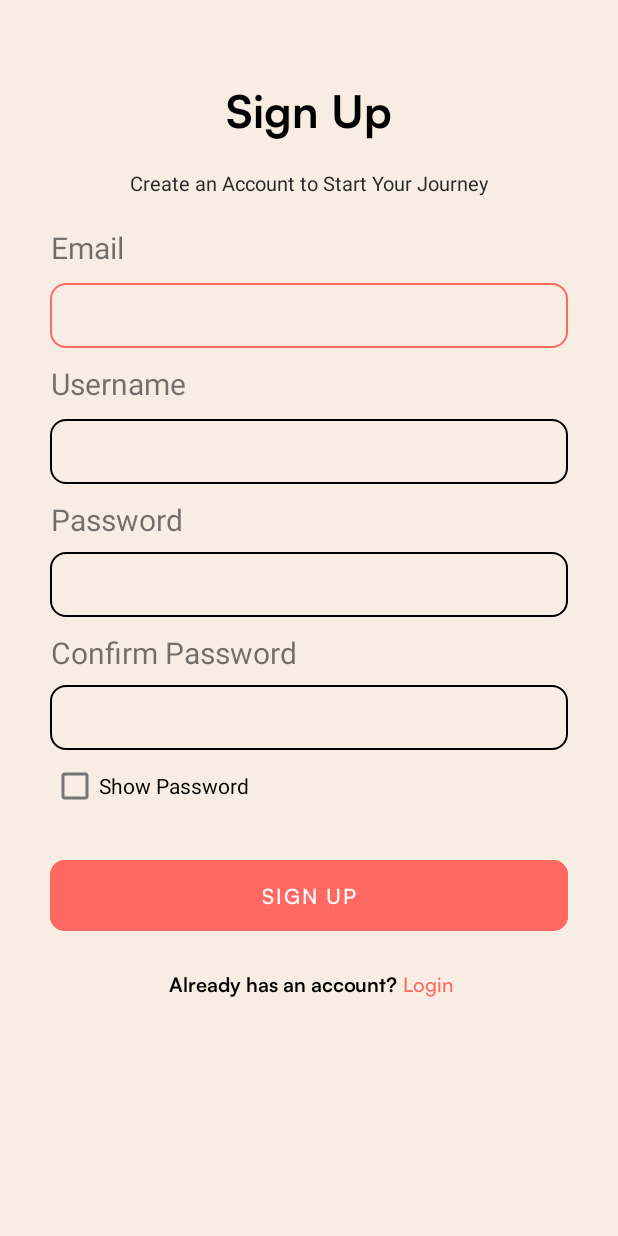
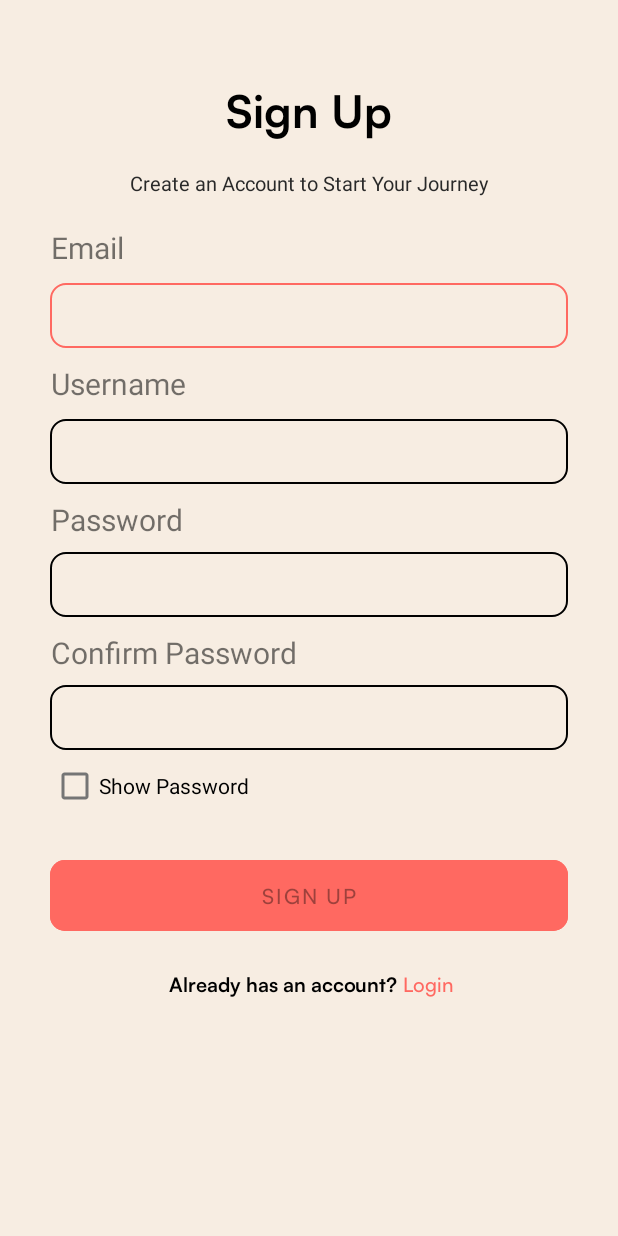
Before and after one commit to LeonAlvarezz/Rendezvous, an Android app: the Register screen opened directly, with no data from a screen before it, on a phone screen of 412 x 824 dp. Run offline under Robolectric (Android 15) with nearby library versions, the phone set to English and light mode, and no system bars.

Commit message:
Make the Login and Register

```diff
--- a/app/build.gradle
+++ b/app/build.gradle
@@ -37,5 +37,9 @@ dependencies {
     testImplementation 'junit:junit:4.13.2'
     androidTestImplementation 'androidx.test.ext:junit:1.1.5'
     androidTestImplementation 'androidx.test.espresso:espresso-core:3.5.1'
+    implementation 'com.squareup.retrofit2:retrofit:2.7.2'
+    implementation 'com.squareup.retrofit2:converter-gson:2.7.2'
+    implementation 'com.squareup.okhttp3:okhttp:3.6.0'
+    implementation "org.java-websocket:Java-WebSocket:1.3.0"
 
 }
--- a/app/src/main/AndroidManifest.xml
+++ b/app/src/main/AndroidManifest.xml
@@ -1,7 +1,7 @@
 <?xml version="1.0" encoding="utf-8"?>
 <manifest xmlns:android="http://schemas.android.com/apk/res/android"
     xmlns:tools="http://schemas.android.com/tools">
-
+    <uses-permission android:name="android.permission.INTERNET"></uses-permission>
     <application
         android:allowBackup="true"
         android:dataExtractionRules="@xml/data_extraction_rules"
@@ -9,6 +9,7 @@
         android:icon="@mipmap/app_logo"
         android:label="@string/app_name"
         android:supportsRtl="true"
+        android:usesCleartextTraffic="true"
         android:theme="@style/Theme.Rendezvous"
         tools:targetApi="31">
         <activity
--- /dev/null
+++ b/app/src/main/java/com/example/rendezvous/RetrofitService.java
@@ -0,0 +1,23 @@
+package com.example.rendezvous;
+
+import com.google.gson.Gson;
+
+import retrofit2.Retrofit;
+import retrofit2.converter.gson.GsonConverterFactory;
+
+public class RetrofitService {
+    public Retrofit getRetrofit() {
+        return retrofit;
+    }
+
+    Retrofit retrofit;
+    public RetrofitService()
+    {
+        initializeRetrofit();
+    }
+
+    private void initializeRetrofit() {
+        retrofit = new Retrofit.Builder().baseUrl("http://192.168.3.10:8080").addConverterFactory(GsonConverterFactory.create(new Gson())).build();
+    }
+
+}
--- /dev/null
+++ b/app/src/main/java/com/example/rendezvous/api/UserApi.java
@@ -0,0 +1,20 @@
+package com.example.rendezvous.api;
+
+import com.example.rendezvous.model.User;
+
+import java.util.List;
+
+import retrofit2.Call;
+import retrofit2.http.Body;
+import retrofit2.http.GET;
+import retrofit2.http.POST;
+
+public interface UserApi {
+    @GET("user/get")
+    Call<List<User>> getAllUser();
+
+    @POST("user/save")
+    Call<User> saveUser(@Body User user);
+    @POST("user/login")
+    Call<User> authenticateUser(@Body User user);
+}
--- a/app/src/main/java/com/example/rendezvous/login_register/Register.java
+++ b/app/src/main/java/com/example/rendezvous/login_register/Register.java
@@ -4,17 +4,148 @@ import androidx.appcompat.app.AppCompatActivity;
 
 import android.content.Intent;
 import android.os.Bundle;
+import android.text.Editable;
+import android.text.InputType;
+import android.text.TextUtils;
+import android.text.TextWatcher;
+import android.widget.Button;
+import android.widget.CheckBox;
+import android.widget.CompoundButton;
+import android.widget.EditText;
 import android.widget.TextView;
+import android.widget.Toast;
 
 import com.example.rendezvous.R;
+import com.example.rendezvous.RetrofitService;
+import com.example.rendezvous.api.UserApi;
+import com.example.rendezvous.model.Mode;
+import com.example.rendezvous.model.User;
+
+import java.util.regex.Matcher;
+import java.util.regex.Pattern;
+
+import retrofit2.Call;
+import retrofit2.Callback;
+import retrofit2.Response;
 
 public class Register extends AppCompatActivity {
     TextView login_text;
+    TextUtils textUtils;
+    EditText emailEditText, userNameEditText, passwordEditText, confirmEditText;
+    CheckBox showPassword;
+    Button signUpButton;
+    RetrofitService retrofitService = new RetrofitService();
+    UserApi userApi = retrofitService.getRetrofit().create(UserApi.class);
     @Override
     protected void onCreate(Bundle savedInstanceState) {
         super.onCreate(savedInstanceState);
         setContentView(R.layout.activity_register);
         login_text = findViewById(R.id.login_text);
+        emailEditText = findViewById(R.id.emailEditText);
+        userNameEditText = findViewById(R.id.userNameEditText);
+        passwordEditText = findViewById(R.id.passwordEditText);
+        confirmEditText = findViewById(R.id.confirmEditText);
+//        emailEditText.setCompoundDrawablesWithIntrinsicBounds(0, 0, R.drawable.required_icon, 0);
+//        userNameEditText.setCompoundDrawablesWithIntrinsicBounds(0, 0, R.drawable.required_icon, 0);
+//        passwordEditText.setCompoundDrawablesWithIntrinsicBounds(0, 0, R.drawable.required_icon, 0);
+//        confirmEditText.setCompoundDrawablesWithIntrinsicBounds(0, 0, R.drawable.required_icon, 0);
+        showPassword = findViewById(R.id.showPassword);
+        signUpButton = findViewById(R.id.signUpButton);
+        signUpButton.setEnabled(false);
+        TextWatcher textWatcher = new TextWatcher() {
+            @Override
+            public void beforeTextChanged(CharSequence s, int start, int count, int after) {
+            }
+
+            @Override
+            public void onTextChanged(CharSequence s, int start, int before, int count) {
+                if (emailEditText.getText().toString().trim().isEmpty() || passwordEditText.getText().toString().trim().isEmpty()
+                || userNameEditText.getText().toString().trim().isEmpty() || confirmEditText.getText().toString().trim().isEmpty()) {
+                    if (emailEditText.getText().toString().trim().isEmpty()) {
+                        emailEditText.setError("Email is required");
+                    } else {
+                        emailEditText.setError(null);
+                    }
+                    if (userNameEditText.getText().toString().trim().isEmpty()) {
+                        userNameEditText.setError("Username is required");
+                    } else {
+                        userNameEditText.setError(null);
+                    }
+                    if (passwordEditText.getText().toString().trim().isEmpty()) {
+                        passwordEditText.setError("Password is required");
+                    } else {
+                        passwordEditText.setError(null);
+                    }
+                    if (confirmEditText.getText().toString().trim().isEmpty()) {
+                        confirmEditText.setError("Please re-enter your password");
+                    } else {
+                        confirmEditText.setError(null);
+                    }
+
+                } else {
+                    // Enable the button and clear the error messages
+                    signUpButton.setEnabled(true);
+                    emailEditText.setError(null);
+                    passwordEditText.setError(null);
+                    userNameEditText.setError(null);
+                    confirmEditText.setError(null);
+                }
+
+            }
+
+            @Override
+            public void afterTextChanged(Editable s) {
+                // Do nothing
+            }
+        };
+        emailEditText.addTextChangedListener(textWatcher);
+        userNameEditText.addTextChangedListener(textWatcher);
+        passwordEditText.addTextChangedListener(textWatcher);
+        confirmEditText.addTextChangedListener(textWatcher);
+
+        showPassword.setOnCheckedChangeListener(new CompoundButton.OnCheckedChangeListener() {
+            @Override
+            public void onCheckedChanged(CompoundButton buttonView, boolean isChecked) {
+                if(isChecked)
+                {
+                    passwordEditText.setInputType(InputType.TYPE_TEXT_VARIATION_VISIBLE_PASSWORD);
+                    confirmEditText.setInputType(InputType.TYPE_TEXT_VARIATION_VISIBLE_PASSWORD);
+                } else {
+                    passwordEditText.setInputType(InputType.TYPE_CLASS_TEXT | InputType.TYPE_TEXT_VARIATION_PASSWORD);
+                    confirmEditText.setInputType(InputType.TYPE_CLASS_TEXT | InputType.TYPE_TEXT_VARIATION_PASSWORD);
+                }
+            }
+        });
+        signUpButton.setOnClickListener(view ->{
+            System.out.println(emailEditText.getText().toString());
+            if(!isValidEmail(emailEditText.getText().toString()))
+            {
+                emailEditText.setError("Invalid Email!");
+                return;
+            }
+
+            User user = new User();
+            user.setEmail(emailEditText.getText().toString());
+            user.setUser_name(userNameEditText.getText().toString());
+            user.setUser_password(passwordEditText.getText().toString());
+            user.setMode(Mode.LEADER);
+
+            userApi.saveUser(user).enqueue(new Callback<User>() {
+                @Override
+                public void onResponse(Call<User> call, Response<User> response) {
+                    Toast.makeText(Register.this, "Successfully created your account", Toast.LENGTH_SHORT).show();
+                    startActivity(new Intent(Register.this, Login.class));
+                    overridePendingTransition(R.anim.slide_in_left, R.anim.slide_out_right);
+                }
+
+                @Override
+                public void onFailure(Call<User> call, Throwable t) {
+                    Toast.makeText(Register.this, "Fail to sign up the account", Toast.LENGTH_SHORT).show();
+                }
+            });
+
+        });
+
         login_text.setOnClickListener(view ->
         {
             Intent intent = new Intent(Register.this, Login.class);
@@ -22,4 +153,10 @@ public class Register extends AppCompatActivity {
             overridePendingTransition(R.anim.slide_in_left, R.anim.slide_out_right);
         });
     }
+    public boolean isValidEmail(String email) {
+        String emailRegex = "^[\\w\\.-]+@([\\w\\-]+\\.)+[A-Z]{2,}$";
+        Pattern pattern = Pattern.compile(emailRegex, Pattern.CASE_INSENSITIVE);
+        Matcher matcher = pattern.matcher(email);
+        return matcher.find();
+    }
 }
--- /dev/null
+++ b/app/src/main/java/com/example/rendezvous/model/Mode.java
@@ -0,0 +1,6 @@
+package com.example.rendezvous.model;
+
+public enum Mode {
+    LEADER,
+    MEMBER
+}
--- a/app/src/main/res/layout/activity_register.xml
+++ b/app/src/main/res/layout/activity_register.xml
@@ -35,8 +35,19 @@
         app:layout_constraintTop_toBottomOf="@+id/textView"
         app:layout_constraintVertical_bias="0.0" />
 
+    <TextView
+        android:id="@+id/textView3"
+        android:layout_width="wrap_content"
+        android:layout_height="wrap_content"
+        android:layout_marginStart="34dp"
+        android:layout_marginTop="20dp"
+        android:text="@string/email1"
+        android:textSize="20dp"
+        app:layout_constraintStart_toStartOf="parent"
+        app:layout_constraintTop_toBottomOf="@+id/textView2" />
+
     <EditText
-        android:id="@+id/editTextTextPersonName2"
+        android:id="@+id/emailEditText"
         android:layout_width="345dp"
         android:layout_height="43dp"
         android:layout_marginTop="10dp"
@@ -48,8 +59,19 @@
         app:layout_constraintStart_toStartOf="parent"
         app:layout_constraintTop_toBottomOf="@+id/textView3" />
 
+    <TextView
+        android:id="@+id/textView4"
+        android:layout_width="wrap_content"
+        android:layout_height="wrap_content"
+        android:layout_marginStart="34dp"
+        android:layout_marginTop="10dp"
+        android:text="Username"
+        android:textSize="20dp"
+        app:layout_constraintStart_toStartOf="parent"
+        app:layout_constraintTop_toBottomOf="@+id/emailEditText" />
+
     <EditText
-        android:id="@+id/editTextTextPersonName3"
+        android:id="@+id/userNameEditText"
         android:layout_width="345dp"
         android:layout_height="43dp"
         android:layout_marginTop="10dp"
@@ -62,17 +84,6 @@
         app:layout_constraintTop_toBottomOf="@+id/textView4" />
 
     <TextView
-        android:id="@+id/textView4"
-        android:layout_width="wrap_content"
-        android:layout_height="wrap_content"
-        android:layout_marginStart="34dp"
-        android:layout_marginTop="10dp"
-        android:text="Username"
-        android:textSize="20dp"
-        app:layout_constraintStart_toStartOf="parent"
-        app:layout_constraintTop_toBottomOf="@+id/editTextTextPersonName2" />
-
-    <TextView
         android:id="@+id/textView5"
         android:layout_width="wrap_content"
         android:layout_height="wrap_content"
@@ -81,16 +92,16 @@
         android:text="Password"
         android:textSize="20dp"
         app:layout_constraintStart_toStartOf="parent"
-        app:layout_constraintTop_toBottomOf="@+id/editTextTextPersonName3" />
+        app:layout_constraintTop_toBottomOf="@+id/userNameEditText" />
 
     <EditText
-        android:id="@+id/editTextTextPersonName"
+        android:id="@+id/passwordEditText"
         android:layout_width="345dp"
         android:layout_height="43dp"
         android:layout_marginTop="8dp"
         android:background="@drawable/custom_input"
         android:ems="10"
-        android:inputType="textPersonName"
+        android:inputType="text|textPassword"
         android:paddingLeft="10dp"
         app:layout_constraintEnd_toEndOf="parent"
         app:layout_constraintStart_toStartOf="parent"
@@ -105,44 +116,33 @@
         android:text="Confirm Password"
         android:textSize="20dp"
         app:layout_constraintStart_toStartOf="parent"
-        app:layout_constraintTop_toBottomOf="@+id/editTextTextPersonName" />
+        app:layout_constraintTop_toBottomOf="@+id/passwordEditText" />
 
     <EditText
-        android:id="@+id/editTextTextPersonName4"
+        android:id="@+id/confirmEditText"
         android:layout_width="345dp"
         android:layout_height="43dp"
         android:layout_marginTop="8dp"
         android:background="@drawable/custom_input"
         android:ems="10"
-        android:inputType="textPersonName"
+        android:inputType="text|textPassword"
         android:paddingLeft="10dp"
         app:layout_constraintEnd_toEndOf="parent"
         app:layout_constraintStart_toStartOf="parent"
         app:layout_constraintTop_toBottomOf="@+id/textView6" />
 
     <CheckBox
-        android:id="@+id/checkBox"
+        android:id="@+id/showPassword"
         android:layout_width="wrap_content"
         android:layout_height="27dp"
         android:layout_marginStart="34dp"
         android:layout_marginTop="10dp"
         android:text="Show Password"
         app:layout_constraintStart_toStartOf="parent"
-        app:layout_constraintTop_toBottomOf="@+id/editTextTextPersonName4" />
-
-    <TextView
-        android:id="@+id/textView3"
-        android:layout_width="wrap_content"
-        android:layout_height="wrap_content"
-        android:layout_marginStart="34dp"
-        android:layout_marginTop="20dp"
-        android:text="Email"
-        android:textSize="20dp"
-        app:layout_constraintStart_toStartOf="parent"
-        app:layout_constraintTop_toBottomOf="@+id/textView2" />
+        app:layout_constraintTop_toBottomOf="@+id/confirmEditText" />
 
     <Button
-        android:id="@+id/button2"
+        android:id="@+id/signUpButton"
         android:layout_width="345dp"
         android:layout_height="59dp"
         android:layout_marginTop="30dp"
@@ -152,7 +152,7 @@
         app:cornerRadius="10dp"
         app:layout_constraintEnd_toEndOf="parent"
         app:layout_constraintStart_toStartOf="parent"
-        app:layout_constraintTop_toBottomOf="@+id/checkBox" />
+        app:layout_constraintTop_toBottomOf="@+id/showPassword" />
 
     <LinearLayout
         android:layout_width="wrap_content"
@@ -161,7 +161,7 @@
         android:orientation="horizontal"
         app:layout_constraintEnd_toEndOf="parent"
         app:layout_constraintStart_toStartOf="parent"
-        app:layout_constraintTop_toBottomOf="@+id/button2">
+        app:layout_constraintTop_toBottomOf="@+id/signUpButton">
 
         <TextView
             android:id="@+id/textView7"
--- a/app/src/main/res/values/strings.xml
+++ b/app/src/main/res/values/strings.xml
@@ -1,3 +1,5 @@
 <resources>
     <string name="app_name">Rendezvous</string>
+    <string name="email">Email\n</string>
+    <string name="email1">Email</string>
 </resources>
```
Also changed, not shown: app/src/main/java/com/example/rendezvous/login_register/Login.java (+117 -0 lines), app/src/main/java/com/example/rendezvous/model/User.java (added, +68 -0 lines), app/src/main/res/layout/activity_login.xml (+19 -19 lines).
